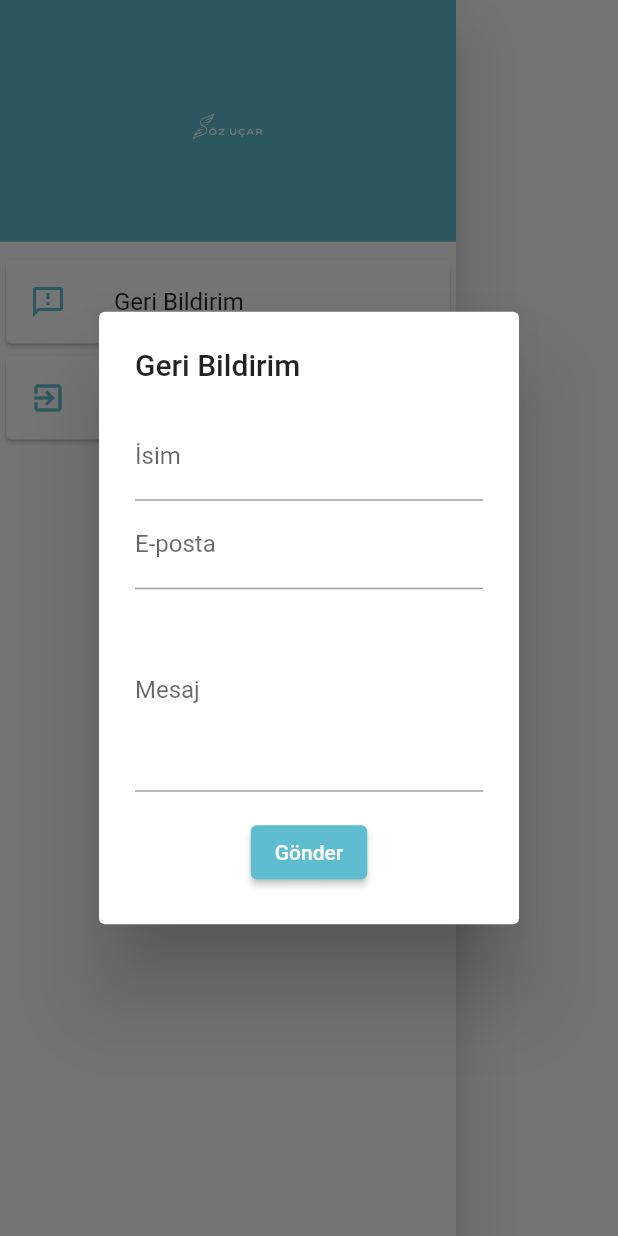
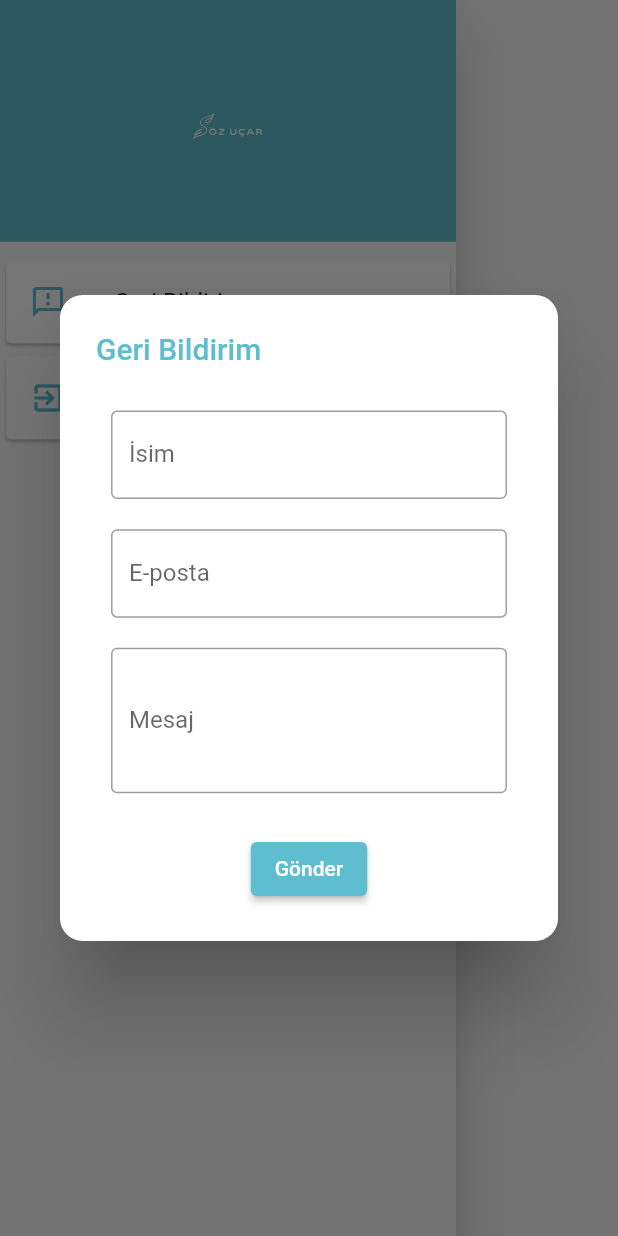
Before and after one commit to muhammetsalci/soz_ucar, a Flutter app: the DrawerWidget widget shown alone on an empty page, opened directly with empty values, after a tap on "Geri Bildirim", on a phone screen of 412 x 824 dp. Run offline on Flutter 3.47's test engine with Material 2 defaults, Android fonts, the phone set to English and light mode, and no system bars; our stand-ins replace cloud_firestore, dio, firebase_core, flutter_mobx, flutter_screenutil, flutter_svg and 4 more; accounts and stored records are empty; generated files the repository leaves out were written again; network calls fail.

Commit message:
feedback edited

```diff
--- a/lib/core/functions/feedback_function.dart
+++ b/lib/core/functions/feedback_function.dart
@@ -1,4 +1,6 @@
 import 'package:flutter/material.dart';
+import 'package:flutter_screenutil/flutter_screenutil.dart';
+import 'package:soz_ucar/utils/colors.dart';
 
 import '../../features/home/widgets/feed_back_widget.dart';
 
@@ -6,9 +8,14 @@ void feedbackDialog(BuildContext context) {
   showDialog(
     context: context,
     builder: (BuildContext context) {
-      return const AlertDialog(
-        title: Text('Geri Bildirim'),
-        content: FeedbackForm(),
+      return AlertDialog(
+        shape: RoundedRectangleBorder(
+            borderRadius: BorderRadius.all(Radius.circular(15.0.r))),
+        title: Text(
+          'Geri Bildirim',
+          style: TextStyle(color: ColorItems.primaryColor),
+        ),
+        content: const FeedbackForm(),
       );
     },
   );
--- a/lib/features/home/widgets/drawer_widget.dart
+++ b/lib/features/home/widgets/drawer_widget.dart
@@ -1,6 +1,7 @@
 import 'dart:io';
 
 import 'package:flutter/material.dart';
+import 'package:flutter_svg/svg.dart';
 import 'package:soz_ucar/core/widgets/app_name.widget.dart';
 import '../../../core/functions/feedback_function.dart';
 import '../../../utils/colors.dart';
@@ -76,10 +77,13 @@ class DrawerWidget extends StatelessWidget {
         context: context,
         builder: (context) {
           return AlertDialog(
-            title: const ListTile(
-              leading: CircleAvatar(
-                backgroundImage: AssetImage("assets/logo.png"),
-                backgroundColor: Colors.transparent,
+            title: ListTile(
+              title: SvgPicture.asset(
+                'assets/logo.svg',
+                // ignore: deprecated_member_use
+                color: ColorItems.primaryColor,
+                width: MediaQuery.of(context).size.width / 8.52,
+                height: MediaQuery.of(context).size.height / 16.2,
               ),
               //title: Text(StringItems.appName),
             ),
--- a/lib/features/home/widgets/feed_back_widget.dart
+++ b/lib/features/home/widgets/feed_back_widget.dart
@@ -19,17 +19,24 @@ class _FeedbackFormState extends State<FeedbackForm> {
 
   @override
   Widget build(BuildContext context) {
-    return Form(
+    return SizedBox(
+      width: ScreenUtil().screenWidth,
+      child: Form(
         key: _formKey,
         child: Column(
           mainAxisSize: MainAxisSize.min,
           children: <Widget>[
-          TextFormField(
+            Padding(
+              padding: EdgeInsets.all(10.0.r),
+              child: TextFormField(
                 controller: _nameController,
                 decoration: InputDecoration(
+                  border: OutlineInputBorder(
+                    borderSide: BorderSide(color: ColorItems.secondaryColor),
+                  ),
                   labelText: 'İsim',
                   floatingLabelStyle: TextStyle(color: ColorItems.primaryColor),
-              focusedBorder: UnderlineInputBorder(
+                  focusedBorder: OutlineInputBorder(
                     borderSide: BorderSide(color: ColorItems.primaryColor),
                   ),
                 ),
@@ -40,12 +47,18 @@ class _FeedbackFormState extends State<FeedbackForm> {
                   return null;
                 },
               ),
-          TextFormField(
+            ),
+            Padding(
+              padding: EdgeInsets.all(10.0.r),
+              child: TextFormField(
                 controller: _emailController,
                 decoration: InputDecoration(
+                  border: OutlineInputBorder(
+                    borderSide: BorderSide(color: ColorItems.secondaryColor),
+                  ),
                   labelText: 'E-posta',
                   floatingLabelStyle: TextStyle(color: ColorItems.primaryColor),
-              focusedBorder: UnderlineInputBorder(
+                  focusedBorder: OutlineInputBorder(
                     borderSide: BorderSide(color: ColorItems.primaryColor),
                   ),
                 ),
@@ -56,22 +69,29 @@ class _FeedbackFormState extends State<FeedbackForm> {
                   return null;
                 },
               ),
-          TextFormField(
+            ),
+            Padding(
+              padding: EdgeInsets.all(10.0.r),
+              child: TextFormField(
                 controller: _messageController,
                 decoration: InputDecoration(
+                  border: OutlineInputBorder(
+                    borderSide: BorderSide(color: ColorItems.secondaryColor),
+                  ),
                   labelText: 'Mesaj',
                   floatingLabelStyle: TextStyle(color: ColorItems.primaryColor),
-              focusedBorder: UnderlineInputBorder(
+                  focusedBorder: OutlineInputBorder(
                     borderSide: BorderSide(color: ColorItems.primaryColor),
                   ),
                 ),
-            maxLines: 5,
+                maxLines: 3,
                 validator: (value) {
                   if (value!.isEmpty) {
                     return 'Lütfen geri bildiriminizi girin';
                   }
                   return null;
                 },
+              ),
             ),
             SizedBox(height: 16.h),
             ElevatedButton(
@@ -86,7 +106,9 @@ class _FeedbackFormState extends State<FeedbackForm> {
                     final email = _emailController.text;
                     final message = _messageController.text;
                     final date = DateTime.now().toIso8601String();
-                  await FirebaseFirestore.instance.collection('feedback').add({
+                    await FirebaseFirestore.instance
+                        .collection('feedback')
+                        .add({
                       'name': name,
                       'email': email,
                       'message': message,
@@ -94,7 +116,8 @@ class _FeedbackFormState extends State<FeedbackForm> {
                     });
                     message1 = 'Geri Bildiriminiz Başarıyla Gönderildi.';
                   } catch (e) {
-                  message1 = 'Geri Bildiriminiz Gönderilirken Bir Hata Oluştu.';
+                    message1 =
+                        'Geri Bildiriminiz Gönderilirken Bir Hata Oluştu.';
                   }
                   // ignore: use_build_context_synchronously
                   Navigator.of(context).pop();
@@ -106,6 +129,7 @@ class _FeedbackFormState extends State<FeedbackForm> {
             ),
           ],
         ),
+      ),
     );
   }
 }
```
Lines whose indentation alone changed are shown as unchanged.
